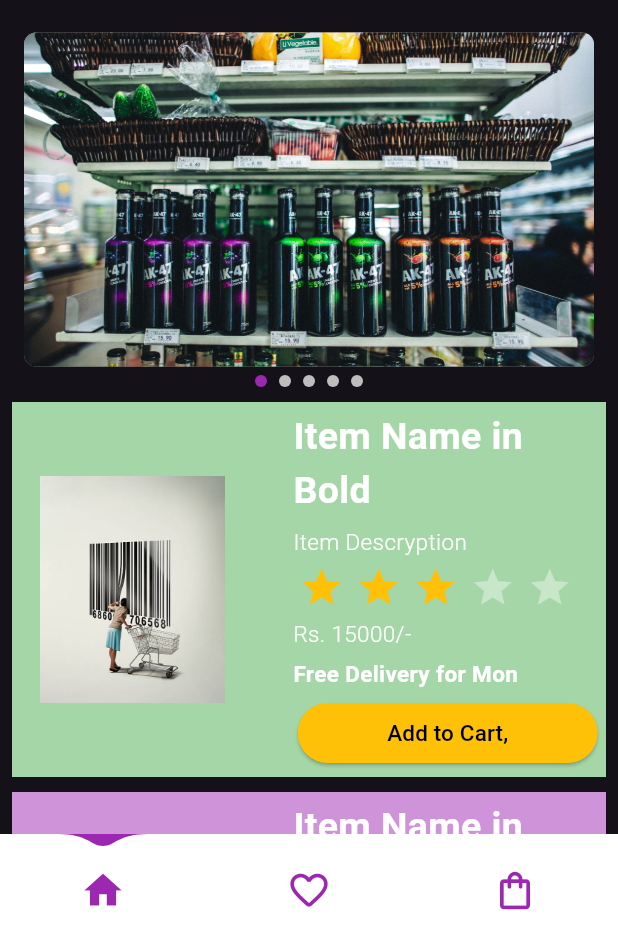
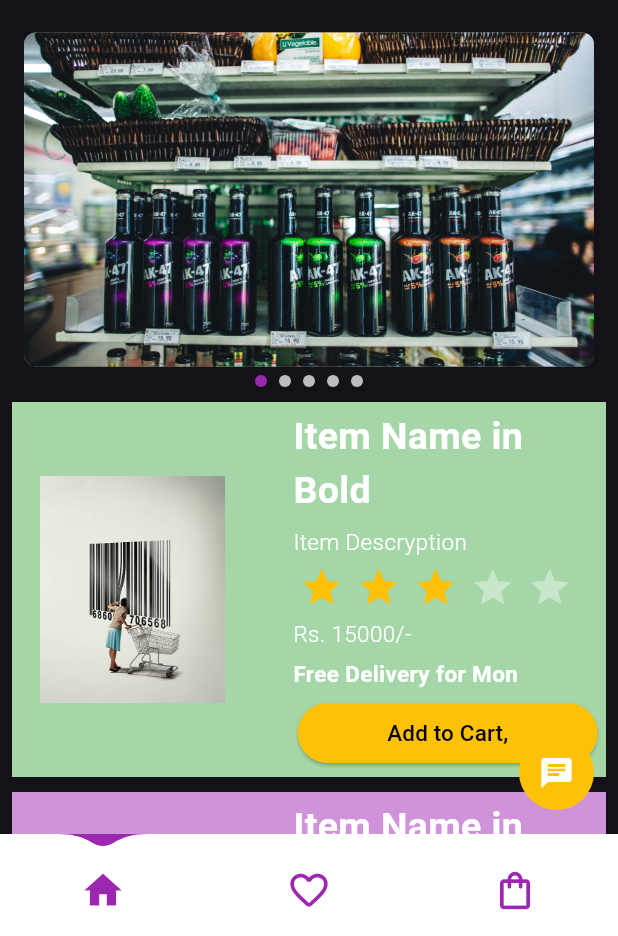
Before and after one commit to PranavD2911/idea_1, a Flutter app: the screen it shows after launch, on a phone screen of 412 x 824 dp, the part 300-1236 px from its top. Run offline on Flutter 3.47's test engine with Material 3 defaults, Android fonts, the phone set to English and light mode, and no system bars; drawn by our look-alikes of carousel_slider, flutter_rating_bar, water_drop_nav_bar; our stand-ins replace bloc, either_dart, equatable, firebase_core, flutter_bloc, flutter_cache_manager and 4 more; missing offline and left inert: add_to_google_wallet, clock_loader, qr_code_scanner; accounts and stored records are empty.

Commit message:
Created floating action button for chat

```diff
--- a/lib/modules/home/presentation/view/home_screen_mobile_view.dart
+++ b/lib/modules/home/presentation/view/home_screen_mobile_view.dart
@@ -23,6 +23,18 @@ class _HomeScreenMobileViewState extends State<HomeScreenMobileView> {
       onPopInvoked: (didPop) => SystemNavigator.pop(),
       child: SafeArea(
         child: Scaffold(
+          floatingActionButton: InkWell(
+            child: Container(
+                height: 50,
+                width: 50,
+                decoration: const BoxDecoration(
+                    shape: BoxShape.circle, color: Colors.amber),
+                child: const Icon(Icons.chat)),
+            onTap: () {
+              Navigator.push(context,
+                  MaterialPageRoute(builder: (context) => GeminiChatWidget()));
+            },
+          ),
           body: CustomScrollView(
             physics: const BouncingScrollPhysics(),
             slivers: [
@@ -136,9 +148,11 @@ class _HomeScreenMobileViewState extends State<HomeScreenMobileView> {
                                           direction: Axis.horizontal,
                                           allowHalfRating: true,
                                           itemCount: 5,
-                                          itemPadding: EdgeInsets.symmetric(
-                                              horizontal: 4.0),
-                                          itemBuilder: (context, _) => Icon(
+                                          itemPadding:
+                                              const EdgeInsets.symmetric(
+                                                  horizontal: 4.0),
+                                          itemBuilder: (context, _) =>
+                                              const Icon(
                                             Icons.star,
                                             color: Colors.amber,
                                           ),
@@ -259,9 +273,11 @@ class _HomeScreenMobileViewState extends State<HomeScreenMobileView> {
                                           direction: Axis.horizontal,
                                           allowHalfRating: true,
                                           itemCount: 5,
-                                          itemPadding: EdgeInsets.symmetric(
-                                              horizontal: 4.0),
-                                          itemBuilder: (context, _) => Icon(
+                                          itemPadding:
+                                              const EdgeInsets.symmetric(
+                                                  horizontal: 4.0),
+                                          itemBuilder: (context, _) =>
+                                              const Icon(
                                             Icons.star,
                                             color: Colors.amber,
                                           ),
@@ -377,9 +393,11 @@ class _HomeScreenMobileViewState extends State<HomeScreenMobileView> {
                                           direction: Axis.horizontal,
                                           allowHalfRating: true,
                                           itemCount: 5,
-                                          itemPadding: EdgeInsets.symmetric(
-                                              horizontal: 4.0),
-                                          itemBuilder: (context, _) => Icon(
+                                          itemPadding:
+                                              const EdgeInsets.symmetric(
+                                                  horizontal: 4.0),
+                                          itemBuilder: (context, _) =>
+                                              const Icon(
                                             Icons.star,
                                             color: Colors.amber,
                                           ),
@@ -480,27 +498,6 @@ class _HomeScreenMobileViewState extends State<HomeScreenMobileView> {
                       ),
                       const AddToGoogleWalletWidget(),
                       const SizedBox(
-                        height: 10,
-                      ),
-                      InkWell(
-                        onTap: () {
-                          Navigator.push(
-                              context,
-                              MaterialPageRoute(
-                                builder: (context) => GeminiChatWidget(),
-                              ));
-                        },
-                        child: const Text(
-                          "Chat with Gemini",
-                          style: TextStyle(
-                            color: Colors.green,
-                            fontSize: 18,
-                            fontFamily: "SourceSansPro",
-                            fontWeight: FontWeight.w500,
-                          ),
-                        ),
-                      ),
-                      const SizedBox(
                         height: 20,
                       ),
                     ],
```
